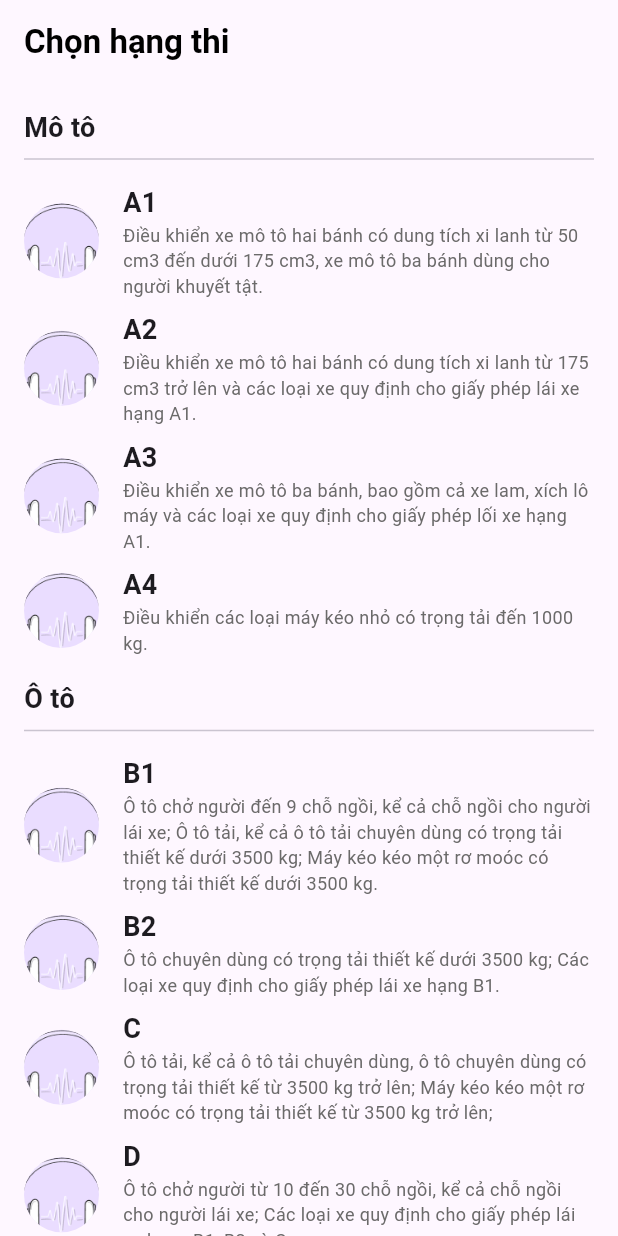
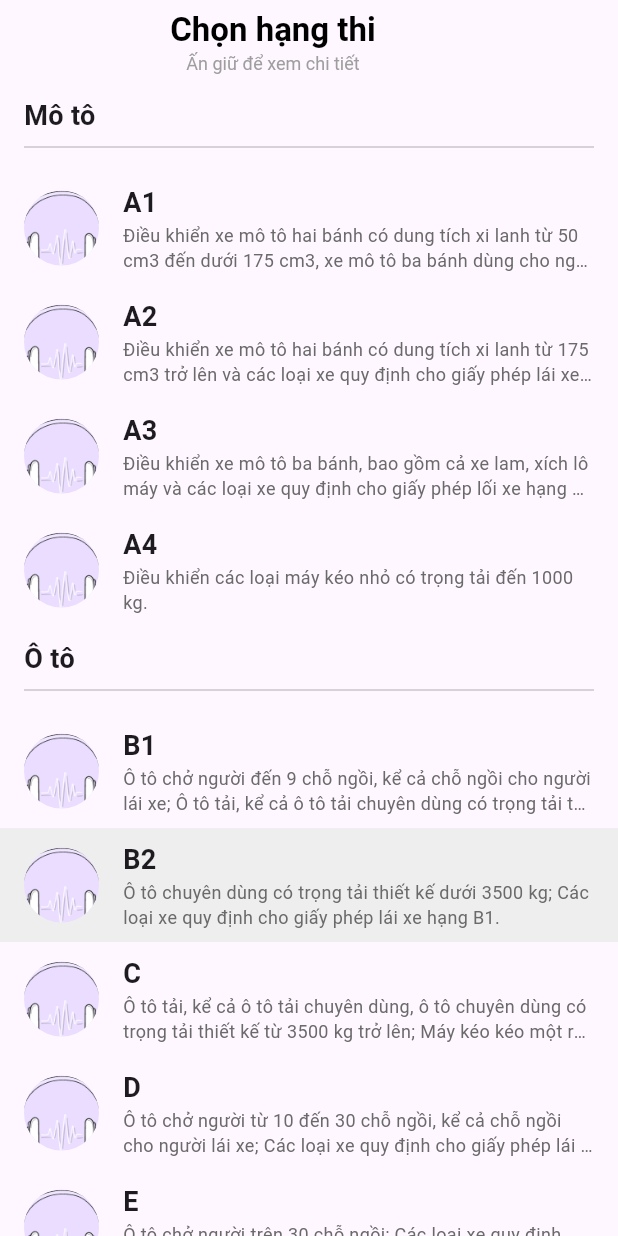
Before and after one commit to nguyencongtu2004/gplx, a Flutter app: the ChoseLicencesClassScreen screen opened by its route, on a phone screen of 412 x 824 dp. Run offline on Flutter 3.47's test engine with Material 3 defaults, Android fonts, the light colour scheme and no system bars; our stand-ins replace csv, flutter_riverpod, go_router, sqflite, vibration; accounts and stored records are empty.

Commit message:
cải thiện trang chọn hạng thi

```diff
--- /dev/null
+++ b/lib/model/license_class_item.dart
@@ -0,0 +1,11 @@
+class LicenseClassItem {
+  final String title;
+  final String description;
+  final String imageUrl;
+
+  const LicenseClassItem({
+    required this.title,
+    required this.description,
+    required this.imageUrl,
+  });
+}
--- /dev/null
+++ b/lib/provider/license_class_provider.dart
@@ -0,0 +1,85 @@
+import 'package:flutter_riverpod/flutter_riverpod.dart';
+
+import '../model/license_class_item.dart';
+
+class LicenseClassProvider extends StateNotifier<String> {
+  LicenseClassProvider() : super('B2');
+
+  void changeLicenseClass(String licenseClass) {
+    state = licenseClass;
+    // TODO: Lưu hạng thi vào cơ sở dữ liệu
+  }
+}
+
+final licenseClassProvider = StateNotifierProvider<LicenseClassProvider, String>(
+  (ref) => LicenseClassProvider(),
+);
+
+// Một số dữ liệu mẫu
+const List<LicenseClassItem> allMotorbikeLicenses = [
+  LicenseClassItem(
+    title: 'A1',
+    description:
+        'Điều khiển xe mô tô hai bánh có dung tích xi lanh từ 50 cm3 đến dưới 175 cm3, xe mô tô ba bánh dùng cho người khuyết tật.',
+    imageUrl: 'assets/images/place-holder.png',
+  ),
+  LicenseClassItem(
+    title: 'A2',
+    description:
+        'Điều khiển xe mô tô hai bánh có dung tích xi lanh từ 175 cm3 trở lên và các loại xe quy định cho giấy phép lái xe hạng A1.',
+    imageUrl: 'assets/images/place-holder.png',
+  ),
+  LicenseClassItem(
+    title: 'A3',
+    description:
+        'Điều khiển xe mô tô ba bánh, bao gồm cả xe lam, xích lô máy và các loại xe quy định cho giấy phép lối xe hạng A1.',
+    imageUrl: 'assets/images/place-holder.png',
+  ),
+  LicenseClassItem(
+    title: 'A4',
+    description: 'Điều khiển các loại máy kéo nhỏ có trọng tải đến 1000 kg.',
+    imageUrl: 'assets/images/place-holder.png',
+  ),
+];
+
+const List<LicenseClassItem> allCarLicenses = [
+  LicenseClassItem(
+    title: 'B1',
+    description:
+        'Ô tô chở người đến 9 chỗ ngồi, kể cả chỗ ngồi cho người lái xe; Ô tô tải, kể cả ô tô tải chuyên dùng có trọng tải thiết kế dưới 3500 kg; Máy kéo kéo một rơ moóc có trọng tải thiết kế dưới 3500 kg.',
+    imageUrl: 'assets/images/place-holder.png',
+  ),
+  LicenseClassItem(
+    title: 'B2',
+    description:
+        'Ô tô chuyên dùng có trọng tải thiết kế dưới 3500 kg; Các loại xe quy định cho giấy phép lái xe hạng B1.',
+    imageUrl: 'assets/images/place-holder.png',
+  ),
+  LicenseClassItem(
+    title: 'C',
+    description:
+        'Ô tô tải, kể cả ô tô tải chuyên dùng, ô tô chuyên dùng có trọng tải thiết kế từ 3500 kg trở lên; Máy kéo kéo một rơ moóc có trọng tải thiết kế từ 3500 kg trở lên;',
+    imageUrl: 'assets/images/place-holder.png',
+  ),
+  LicenseClassItem(
+    title: 'D',
+    description:
+        'Ô tô chở người từ 10 đến 30 chỗ ngồi, kể cả chỗ ngồi cho người lái xe; Các loại xe quy định cho giấy phép lái xe hạng B1, B2 và C.',
+    imageUrl: 'assets/images/place-holder.png',
+  ),
+  LicenseClassItem(
+    title: 'E',
+    description:
+        'Ô tô chở người trên 30 chỗ ngồi; Các loại xe quy định cho giấy phép lái xe hạng B1, B2, C và D.',
+    imageUrl: 'assets/images/place-holder.png',
+  ),
+];
+
+const List<LicenseClassItem> allTruckLicenses = [
+  LicenseClassItem(
+    title: 'F',
+    description:
+        'Dành cho người đã có bằng lái xe các hạng B2, C, D và E để điều khiển các loại xe ô tô tương ứng kéo rơ moóc có trọng tải thiết kế lớn hơn 750 kg, sơ mi rơ moóc, ô tô khách nối toa.',
+    imageUrl: 'assets/images/place-holder.png',
+  ),
+];
--- a/lib/screen/chose_licence_class_screen.dart
+++ b/lib/screen/chose_licence_class_screen.dart
@@ -1,84 +1,80 @@
 import 'package:flutter/material.dart';
+import 'package:flutter_riverpod/flutter_riverpod.dart';
 
-class LicenseClassItem {
-  final String title;
-  final String description;
-  final String imageUrl;
+import '../model/license_class_item.dart';
+import '../provider/license_class_provider.dart';
 
-  const LicenseClassItem({
-    required this.title,
-    required this.description,
-    required this.imageUrl,
-  });
+class ChoseLicencesClassScreen extends ConsumerWidget {
+  const ChoseLicencesClassScreen({super.key});
+
+  void onChoseLicenseClass(
+      BuildContext context, WidgetRef ref, LicenseClassItem item) {
+    print('Chọn hạng thi ${item.title}');
+    ref.read(licenseClassProvider.notifier).changeLicenseClass(item.title);
   }
 
-class ChoseLicencesClassScreen extends StatelessWidget {
-  ChoseLicencesClassScreen({super.key});
+  void showLicenseClassDetail(
+      BuildContext context, WidgetRef ref, LicenseClassItem item) {
+    showDialog(
+        context: context,
+        builder: (BuildContext context) => Dialog(
+              insetPadding:
+                  const EdgeInsets.symmetric(horizontal: 16, vertical: 128),
+              shape: RoundedRectangleBorder(
+                borderRadius: BorderRadius.circular(16),
+              ),
+              child: Padding(
+                padding: const EdgeInsets.all(16),
+                child: SingleChildScrollView(
+                  scrollDirection: Axis.vertical,
+                  child: Column(
+                    mainAxisSize: MainAxisSize.min,
+                    children: [
+                      ConstrainedBox(
+                        constraints: const BoxConstraints(maxWidth: 200),
+                        child: CircleAvatar(
+                          radius: 50,
+                          backgroundImage: AssetImage(item.imageUrl),
+                        ),
+                      ),
+                      const SizedBox(height: 16),
+                      Text(
+                        'Hạng ${item.title}',
+                        style: const TextStyle(
+                          fontSize: 20,
+                          fontWeight: FontWeight.bold,
+                        ),
+                      ),
+                      const SizedBox(height: 8),
+                      Text(
+                        item.description,
+                        style: const TextStyle(
+                          fontSize: 16,
+                        ),
+                      ),
+                      const SizedBox(height: 32),
+                      OutlinedButton(
+                          onPressed: () {
+                            onChoseLicenseClass(context, ref, item);
+                            Navigator.of(context).pop();
+                          },
+                          child: const Text('Chọn'))
+                    ],
+                  ),
+                ),
+              ),
+            ));
+  }
 
-  final List<LicenseClassItem> allMotorbikeLicenses = [
-    const LicenseClassItem(
-      title: 'A1',
-      description: 'Điều khiển xe mô tô hai bánh có dung tích xi lanh từ 50 cm3 đến dưới 175 cm3, xe mô tô ba bánh dùng cho người khuyết tật.',
-      imageUrl: 'assets/images/place-holder.png',
-    ),
-    const LicenseClassItem(
-      title: 'A2',
-      description: 'Điều khiển xe mô tô hai bánh có dung tích xi lanh từ 175 cm3 trở lên và các loại xe quy định cho giấy phép lái xe hạng A1.',
-      imageUrl: 'assets/images/place-holder.png',
-    ),
-    const LicenseClassItem(
-      title: 'A3',
-      description: 'Điều khiển xe mô tô ba bánh, bao gồm cả xe lam, xích lô máy và các loại xe quy định cho giấy phép lối xe hạng A1.',
-      imageUrl: 'assets/images/place-holder.png',
-    ),
-    const LicenseClassItem(
-      title: 'A4',
-      description: 'Điều khiển các loại máy kéo nhỏ có trọng tải đến 1000 kg.',
-      imageUrl: 'assets/images/place-holder.png',
-    ),
-  ];
-
-  final List<LicenseClassItem> allCarLicenses = [
-    const LicenseClassItem(
-      title: 'B1',
-      description: 'Ô tô chở người đến 9 chỗ ngồi, kể cả chỗ ngồi cho người lái xe; Ô tô tải, kể cả ô tô tải chuyên dùng có trọng tải thiết kế dưới 3500 kg; Máy kéo kéo một rơ moóc có trọng tải thiết kế dưới 3500 kg.',
-      imageUrl: 'assets/images/place-holder.png',
-    ),
-    const LicenseClassItem(
-      title: 'B2',
-      description: 'Ô tô chuyên dùng có trọng tải thiết kế dưới 3500 kg; Các loại xe quy định cho giấy phép lái xe hạng B1.',
-      imageUrl: 'assets/images/place-holder.png',
-    ),
-    const LicenseClassItem(
-      title: 'C',
-      description: 'Ô tô tải, kể cả ô tô tải chuyên dùng, ô tô chuyên dùng có trọng tải thiết kế từ 3500 kg trở lên; Máy kéo kéo một rơ moóc có trọng tải thiết kế từ 3500 kg trở lên;',
-      imageUrl: 'assets/images/place-holder.png',
-    ),
-    const LicenseClassItem(
-      title: 'D',
-      description: 'Ô tô chở người từ 10 đến 30 chỗ ngồi, kể cả chỗ ngồi cho người lái xe; Các loại xe quy định cho giấy phép lái xe hạng B1, B2 và C.',
-      imageUrl: 'assets/images/place-holder.png',
-    ),
-    const LicenseClassItem(
-      title: 'E',
-      description: 'Ô tô chở người trên 30 chỗ ngồi; Các loại xe quy định cho giấy phép lái xe hạng B1, B2, C và D.',
-      imageUrl: 'assets/images/place-holder.png',
-    ),
-  ];
-
-  final List<LicenseClassItem> allTruckLicenses = [
-    const LicenseClassItem(
-      title: 'F',
-      description: 'Dành cho người đã có bằng lái xe các hạng B2, C, D và E để điều khiển các loại xe ô tô tương ứng kéo rơ moóc có trọng tải thiết kế lớn hơn 750 kg, sơ mi rơ moóc, ô tô khách nối toa.',
-      imageUrl: 'assets/images/place-holder.png',
-    ),
-  ];
-
-  Widget _buildLicenseClassItem(BuildContext context, LicenseClassItem item) {
-    return GestureDetector(
-      onTap: () {
-        print('Chọn hạng thi ${item.title}');
-      },
+  Widget _buildLicenseClassItem(BuildContext context, WidgetRef ref,
+      LicenseClassItem item, bool isSelected) {
+    return InkWell(
+      onTap: () => onChoseLicenseClass(context, ref, item),
+      onLongPress: () => showLicenseClassDetail(context, ref, item),
+      child: Container(
+        color: isSelected ? Colors.grey[200] : null,
+        child: Padding(
+          padding: const EdgeInsets.symmetric(vertical: 8, horizontal: 16),
           child: Row(
             children: [
               CircleAvatar(
@@ -105,6 +101,8 @@ class ChoseLicencesClassScreen extends StatelessWidget {
                         fontSize: 12,
                         color: Color(0xFF6B6A6A),
                       ),
+                      maxLines: 2,
+                      overflow: TextOverflow.ellipsis,
                       softWrap: true,
                     ),
                   ],
@@ -112,14 +110,37 @@ class ChoseLicencesClassScreen extends StatelessWidget {
               ),
             ],
           ),
+        ),
+      ),
+    );
+  }
+
+  Widget _buildTitleWithDivider(String title) {
+    return Padding(
+      padding: const EdgeInsets.symmetric(horizontal: 16, vertical: 8),
+      child: Column(
+        crossAxisAlignment: CrossAxisAlignment.start,
+        children: [
+          Text(title,
+              style: const TextStyle(
+                fontSize: 18,
+                fontWeight: FontWeight.bold,
+              )),
+          const Divider(),
+        ],
+      ),
     );
   }
 
   @override
-  Widget build(BuildContext context) {
+  Widget build(BuildContext context, WidgetRef ref) {
+    final String selectedLicenseClass = ref.watch(licenseClassProvider);
     return Scaffold(
       appBar: AppBar(
-        title: const Text(
+        title: const Center(
+          child: Column(
+            children: [
+              Text(
                 'Chọn hạng thi',
                 style: TextStyle(
                   color: Colors.black,
@@ -127,61 +148,47 @@ class ChoseLicencesClassScreen extends StatelessWidget {
                   fontWeight: FontWeight.bold,
                 ),
               ),
+              Text('Ấn giữ để xem chi tiết',
+                  style: TextStyle(fontSize: 12, color: Colors.grey)),
+            ],
+          ),
+        ),
+        // thêm cho cân
+        actions: [
+          IconButton(
+            onPressed: () {},
+            icon: const Icon(
+              Icons.list,
+              color: Colors.transparent,
+            ),
+          )
+        ],
       ),
       body: SingleChildScrollView(
         scrollDirection: Axis.vertical,
-        child: Padding(
-          padding: const EdgeInsets.all(16),
         child: Column(
           crossAxisAlignment: CrossAxisAlignment.start,
           children: [
             // Ô tô
-              const Text('Mô tô',
-                  style: TextStyle(
-                    fontSize: 18,
-                    fontWeight: FontWeight.bold,
-                  )),
-              const Divider(),
-              const SizedBox(height: 8),
+            _buildTitleWithDivider('Mô tô'),
             for (final item in allMotorbikeLicenses)
-                Padding(
-                  padding: const EdgeInsets.only(bottom: 8),
-                  child: _buildLicenseClassItem(context, item),
-                ),
+              _buildLicenseClassItem(
+                  context, ref, item, item.title == selectedLicenseClass),
             // Ô tô
-              const SizedBox(height: 8),
-              const Text('Ô tô',
-                  style: TextStyle(
-                    fontSize: 18,
-                    fontWeight: FontWeight.bold,
-                  )),
-              const Divider(),
-              const SizedBox(height: 8),
+            _buildTitleWithDivider('Ô tô'),
             for (final item in allCarLicenses)
-                Padding(
-                  padding: const EdgeInsets.only(bottom: 8),
-                  child: _buildLicenseClassItem(context, item),
-                ),
+              _buildLicenseClassItem(
+                  context, ref, item, item.title == selectedLicenseClass),
             // Khác
-              const SizedBox(height: 8),
-              const Text('Khác',
-                  style: TextStyle(
-                    fontSize: 18,
-                    fontWeight: FontWeight.bold,
-                  )),
-              const Divider(),
-              const SizedBox(height: 8),
+            _buildTitleWithDivider('Khác'),
             for (final item in allTruckLicenses)
-                Padding(
-                  padding: const EdgeInsets.only(bottom: 8),
-                  child: _buildLicenseClassItem(context, item),
-                ),
+              _buildLicenseClassItem(
+                  context, ref, item, item.title == selectedLicenseClass),
 
             const SizedBox(height: 16),
           ],
         ),
       ),
-      ),
     );
   }
 }
--- a/lib/screen/profile_screen.dart
+++ b/lib/screen/profile_screen.dart
@@ -1,8 +1,9 @@
 import 'package:flutter/material.dart';
+import 'package:flutter_riverpod/flutter_riverpod.dart';
 import 'package:go_router/go_router.dart';
 import 'package:gplx/widget/information.dart';
 
-import 'chose_licence_class_screen.dart';
+import '../provider/license_class_provider.dart';
 
 class ItemInList {
   final String title;
@@ -16,7 +17,7 @@ class ItemInList {
   });
 }
 
-class ProfileScreen extends StatelessWidget {
+class ProfileScreen extends ConsumerWidget {
   ProfileScreen({super.key});
 
   final List<ItemInList> allSettings = [
@@ -56,9 +57,8 @@ class ProfileScreen extends StatelessWidget {
   ];
 
   @override
-  Widget build(BuildContext context) {
+  Widget build(BuildContext context, WidgetRef ref) {
     void onChangeLicense() {
-      //Navigator.of(context).push(MaterialPageRoute(builder: (ctx) => ChoseLicencesClassScreen()));
       context.push('/chose-licence-class');
     }
 
@@ -99,9 +99,9 @@ class ProfileScreen extends StatelessWidget {
                   child: ListTile(
                     onTap: onChangeLicense,
                     leading: const Icon(Icons.star),
-                    title: const Text(
-                      'B1',
-                      style: TextStyle(fontWeight: FontWeight.bold),
+                    title: Text(
+                      ref.watch(licenseClassProvider),
+                      style: const TextStyle(fontWeight: FontWeight.bold),
                     ),
                     trailing: const Row(
                       mainAxisSize: MainAxisSize.min,
```
Lines whose indentation alone changed are shown as unchanged.
